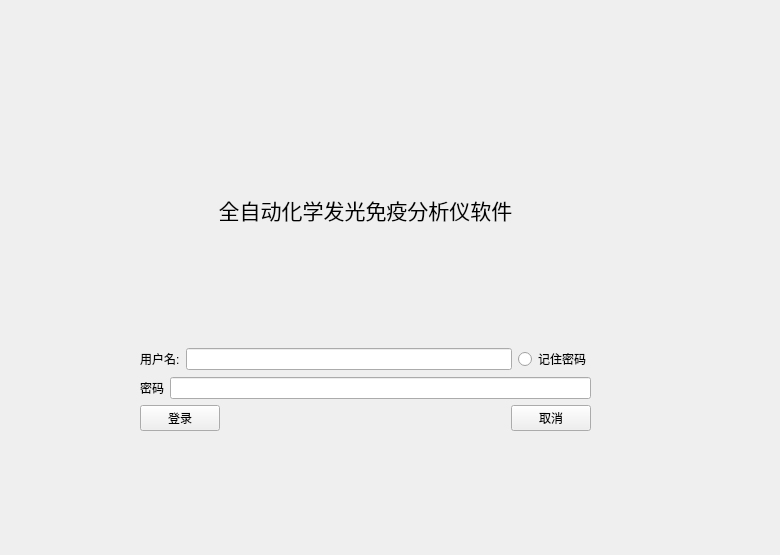
This is WidegtCmponents/Components/LoginWidget.ui in XXOO9/QQuickLearing as Qt 5 draws it before an edit. The edited form follows.
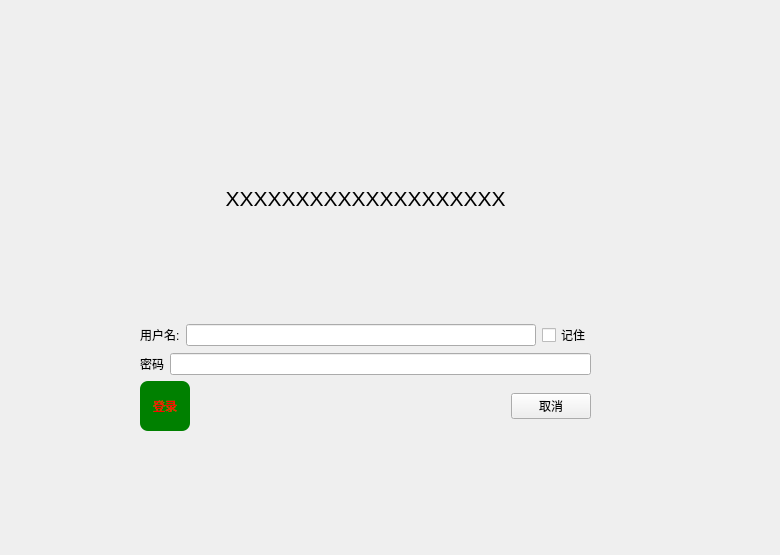
This is the edited form.

```diff
--- a/WidegtCmponents/Components/LoginWidget.ui
+++ b/WidegtCmponents/Components/LoginWidget.ui
@@ -13,7 +13,7 @@
   <property name="windowTitle">
    <string>Form</string>
   </property>
-  <widget class="QWidget" name="">
+  <widget class="QWidget" name="layoutWidget">
    <property name="geometry">
     <rect>
      <x>140</x>
@@ -26,7 +26,7 @@
     <item>
      <widget class="QLabel" name="label">
       <property name="text">
-       <string>&lt;html&gt;&lt;head/&gt;&lt;body&gt;&lt;p align=&quot;center&quot;&gt;&lt;span style=&quot; font-size:16pt;&quot;&gt;全自动化学发光免疫分析仪软件&lt;/span&gt;&lt;/p&gt;&lt;/body&gt;&lt;/html&gt;</string>
+       <string>&lt;html&gt;&lt;head/&gt;&lt;body&gt;&lt;p align=&quot;center&quot;&gt;&lt;span style=&quot; font-size:16pt;&quot;&gt;XXXXXXXXXXXXXXXXXXXX&lt;/span&gt;&lt;/p&gt;&lt;/body&gt;&lt;/html&gt;</string>
       </property>
      </widget>
     </item>
@@ -45,9 +45,9 @@
          <widget class="QLineEdit" name="lineEdit"/>
         </item>
         <item>
-         <widget class="QRadioButton" name="radioButton">
+         <widget class="QCheckBox" name="checkBox">
           <property name="text">
-           <string>记住密码</string>
+           <string>记住</string>
           </property>
          </widget>
         </item>
@@ -72,7 +72,16 @@
     <item>
      <layout class="QHBoxLayout" name="horizontalLayout_3">
       <item>
-       <widget class="QPushButton" name="pushButton">
+       <widget class="QPushButton" name="loginBtn">
+        <property name="styleSheet">
+         <string notr="true">QPushButton{
+width: 50px;
+height: 50px;
+border-radius:8px;
+background: green;
+color: red;
+}</string>
+        </property>
         <property name="text">
          <string>登录</string>
         </property>
```
